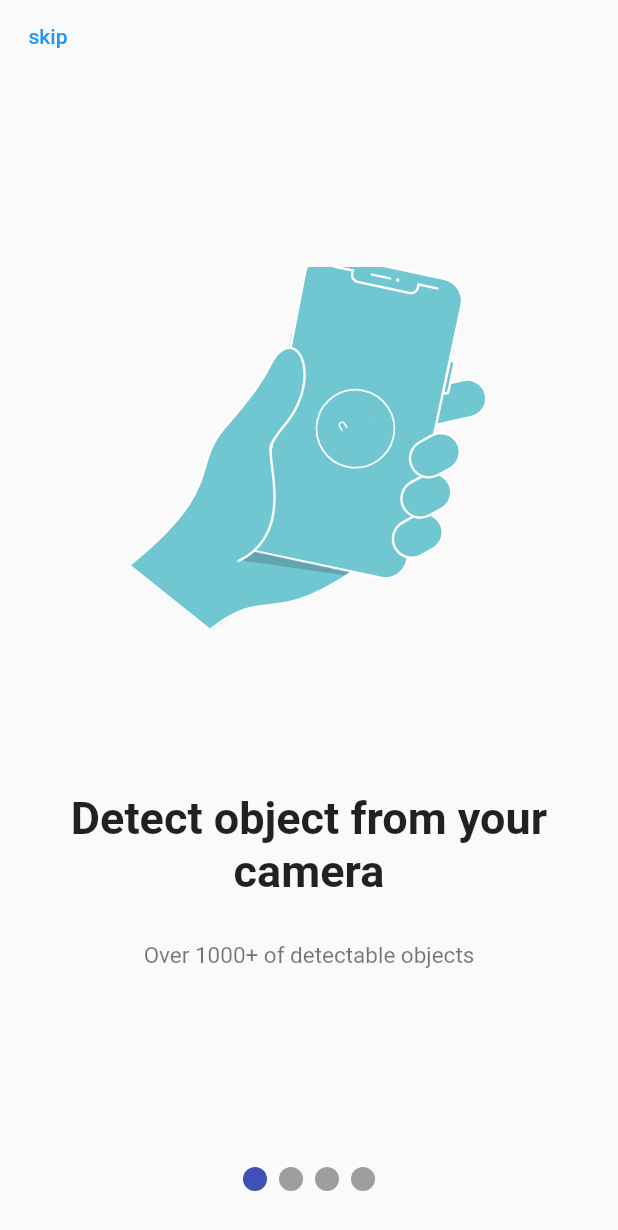
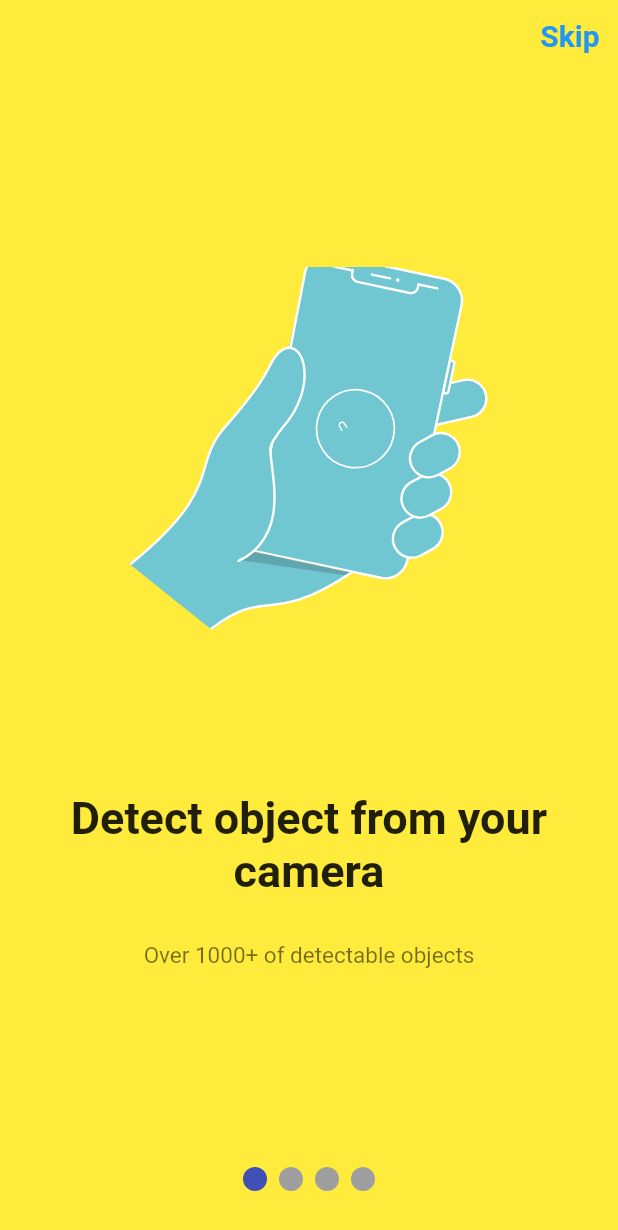
Before and after one commit to hmdfrds/flutter-object-detection, a Flutter app: the screen it shows after launch, on a phone screen of 412 x 824 dp. Shown: the top 1230 px of the screen. Run offline on Flutter 3.47's test engine with Material 2 defaults, Android fonts, the phone set to English and light mode, and no system bars; drawn by our look-alikes of smooth_page_indicator; our stand-ins replace animated_splash_screen, animated_text_kit, camera, flutter_easyloading, flutter_slidable, flutter_tts and 7 more; missing offline and left inert: tflite; accounts and stored records are empty; project files that could hold a hidden picture were left out.

```diff
--- a/lib/screens/gallery_screen.dart
+++ b/lib/screens/gallery_screen.dart
@@ -209,6 +209,7 @@ class _GalleryScreenState extends State<GalleryScreen> {
                                                                   pictures[
                                                                           index]
                                                                       .delete();
+
                                                                   Navigator.of(
                                                                           context)
                                                                       .pop();
--- a/lib/screens/onboard/onboard_screen_1.dart
+++ b/lib/screens/onboard/onboard_screen_1.dart
@@ -7,6 +7,7 @@ class OnboardScreen1 extends StatelessWidget {
   @override
   Widget build(BuildContext context) {
     return Scaffold(
+      backgroundColor: Colors.yellow,
       body: Padding(
         padding: const EdgeInsets.all(30.0),
         child: SizedBox(
--- a/lib/screens/onboard/onboard_screen_2.dart
+++ b/lib/screens/onboard/onboard_screen_2.dart
@@ -7,6 +7,7 @@ class OnboardScreen2 extends StatelessWidget {
   @override
   Widget build(BuildContext context) {
     return Scaffold(
+      backgroundColor: Colors.yellow,
       body: Padding(
         padding: const EdgeInsets.all(30.0),
         child: SizedBox(
--- a/lib/screens/onboard/onboard_screen_3.dart
+++ b/lib/screens/onboard/onboard_screen_3.dart
@@ -7,6 +7,7 @@ class OnboardScreen3 extends StatelessWidget {
   @override
   Widget build(BuildContext context) {
     return Scaffold(
+      backgroundColor: Colors.yellow,
       body: Padding(
         padding: const EdgeInsets.all(30.0),
         child: SizedBox(
--- a/lib/screens/onboard/onboard_screen_4.dart
+++ b/lib/screens/onboard/onboard_screen_4.dart
@@ -1,6 +1,7 @@
 import 'package:camera/camera.dart';
 import 'package:flutter/material.dart';
 import 'package:object_detection/screens/main_screen.dart';
+import 'package:shared_preferences/shared_preferences.dart';
 
 class OnboardScreen4 extends StatelessWidget {
   const OnboardScreen4({Key? key, required this.cameras}) : super(key: key);
@@ -9,6 +10,7 @@ class OnboardScreen4 extends StatelessWidget {
   @override
   Widget build(BuildContext context) {
     return Scaffold(
+      backgroundColor: Colors.yellow,
       body: Padding(
         padding: const EdgeInsets.symmetric(
           horizontal: 30,
@@ -31,7 +33,9 @@ class OnboardScreen4 extends StatelessWidget {
               ),
               const SizedBox(height: 30),
               ElevatedButton(
-                onPressed: () {
+                onPressed: () async {
+                  final prefs = await SharedPreferences.getInstance();
+                  await prefs.setBool('firstTime', true);
                   Navigator.pushReplacement(
                       context,
                       MaterialPageRoute(
--- a/lib/screens/onboard_screen.dart
+++ b/lib/screens/onboard_screen.dart
@@ -29,6 +29,7 @@ class _OnboardScreenState extends State<OnboardScreen> {
   Widget build(BuildContext context) {
     return SafeArea(
       child: Scaffold(
+        backgroundColor: Colors.yellow,
         body: Stack(
           children: [
             PageView.builder(
@@ -50,14 +51,19 @@ class _OnboardScreenState extends State<OnboardScreen> {
                 ),
               ),
             ),
-            Positioned(
+            Align(
+                alignment: Alignment.topRight,
                 child: TextButton(
-              child: const Text("skip"),
-              onPressed: () {
-                _pageController.animateToPage(3,
-                    duration: const Duration(seconds: 1), curve: Curves.ease);
-              },
-            )),
+                  child: const Text(
+                    "Skip",
+                    style: TextStyle(fontWeight: FontWeight.bold, fontSize: 20),
+                  ),
+                  onPressed: () {
+                    _pageController.animateToPage(3,
+                        duration: const Duration(seconds: 1),
+                        curve: Curves.ease);
+                  },
+                )),
           ],
         ),
       ),
--- a/pubspec.yaml
+++ b/pubspec.yaml
@@ -47,6 +47,9 @@ dependencies:
   flutter_slidable: ^1.3.0
   hive_flutter: ^1.1.0
   hive: ^2.2.1
+  shared_preferences: ^2.0.15
+  page_transition: ^2.0.5
+  tutorial_coach_mark: ^1.2.3
 
 dev_dependencies:
   flutter_test:
```
Also changed, not shown: lib/screens/splash_screen.dart (+19 -5 lines), pubspec.lock.
